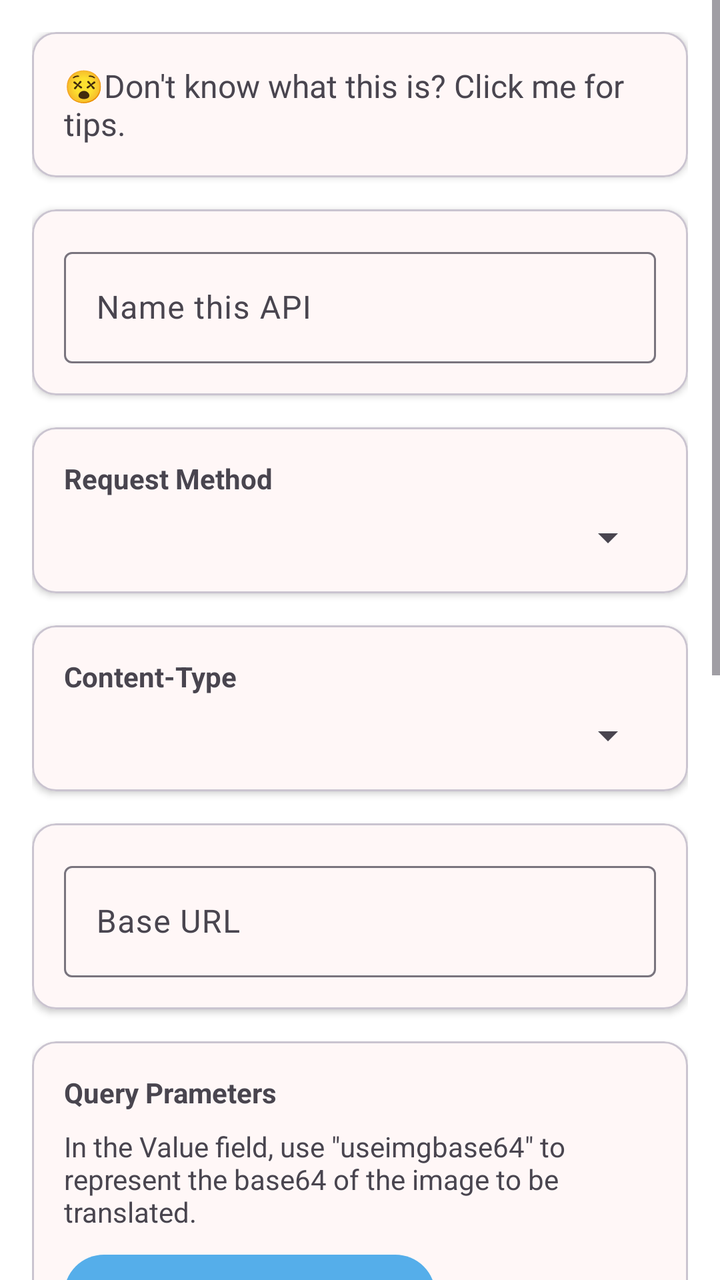
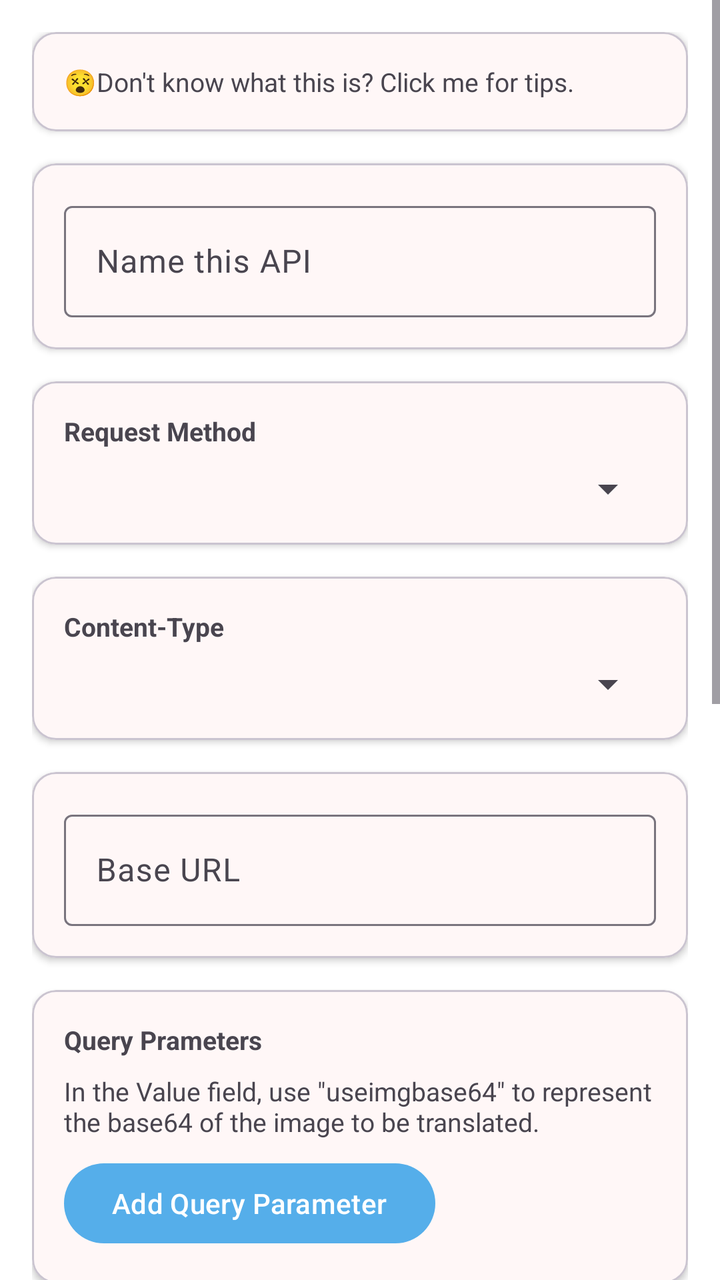

Compare the two renders of this Android layout. The source of the first and the diff that turns it into the second are given below.
<!-- AndroidManifest.xml: application theme Theme.MT -->
<!-- res/layout/fragment_custom_pic_api.xml -->
<?xml version="1.0" encoding="utf-8"?>
<ScrollView xmlns:android="http://schemas.android.com/apk/res/android"
    xmlns:app="http://schemas.android.com/apk/res-auto"
    android:layout_width="match_parent"
    android:layout_height="match_parent"
    android:fitsSystemWindows="true">

    <LinearLayout
        android:layout_width="match_parent"
        android:layout_height="wrap_content"
        android:orientation="vertical"
        android:padding="16dp">

        
        <com.google.android.material.card.MaterialCardView
            android:id="@+id/introduce"
            android:layout_width="match_parent"
            android:layout_height="wrap_content"
            android:layout_marginBottom="16dp"
            app:cardBackgroundColor="@color/card_background"
            app:cardElevation="2dp">

            <LinearLayout
                android:layout_width="match_parent"
                android:layout_height="wrap_content"
                android:orientation="vertical"
                android:padding="16dp">

                <TextView
                    android:layout_width="match_parent"
                    android:layout_height="wrap_content"
                    android:textSize="16sp"
                    android:text="@string/dont_know_custom">
                </TextView>

            </LinearLayout>

        </com.google.android.material.card.MaterialCardView>

        
        <com.google.android.material.card.MaterialCardView
            android:layout_width="match_parent"
            android:layout_height="wrap_content"
            android:layout_marginBottom="16dp"
            app:cardBackgroundColor="@color/card_background"
            app:cardElevation="2dp">

            <LinearLayout
                android:layout_width="match_parent"
                android:layout_height="wrap_content"
                android:orientation="vertical"
                android:padding="16dp">

                <com.google.android.material.textfield.TextInputLayout
                    android:layout_width="match_parent"
                    android:layout_height="wrap_content">

                    <com.google.android.material.textfield.TextInputEditText
                        android:id="@+id/editApiName"
                        android:layout_width="match_parent"
                        android:layout_height="wrap_content"
                        android:hint="@string/custom_api_name_hint" />
                </com.google.android.material.textfield.TextInputLayout>
            </LinearLayout>
        </com.google.android.material.card.MaterialCardView>

        
        <com.google.android.material.card.MaterialCardView
            android:layout_width="match_parent"
            android:layout_height="wrap_content"
            android:layout_marginBottom="16dp"
            app:cardBackgroundColor="@color/card_background"
            app:cardElevation="2dp">

            <LinearLayout
                android:layout_width="match_parent"
                android:layout_height="wrap_content"
                android:orientation="vertical"
                android:padding="16dp">

                <TextView
                    android:layout_width="wrap_content"
                    android:layout_height="wrap_content"
                    android:text="@string/request_method"
                    android:textStyle="bold" />

                <Spinner
                    android:id="@+id/spinnerMethod"
                    android:layout_width="match_parent"
                    android:layout_height="wrap_content"
                    android:layout_marginTop="8dp" />
            </LinearLayout>
        </com.google.android.material.card.MaterialCardView>

        
        <com.google.android.material.card.MaterialCardView
            android:id="@+id/layoutContentType"
            android:layout_width="match_parent"
            android:layout_height="wrap_content"
            android:layout_marginBottom="16dp"
            app:cardBackgroundColor="@color/card_background"
            app:cardElevation="2dp">

            <LinearLayout
                android:layout_width="match_parent"
                android:layout_height="wrap_content"
                android:orientation="vertical"
                android:padding="16dp">

                <TextView
                    android:layout_width="wrap_content"
                    android:layout_height="wrap_content"
                    android:text="Content-Type"
                    android:textStyle="bold" />

                <Spinner
                    android:id="@+id/spinnerContentType"
                    android:layout_width="match_parent"
                    android:layout_height="wrap_content"
                    android:layout_marginTop="8dp" />
            </LinearLayout>
        </com.google.android.material.card.MaterialCardView>

        
        <com.google.android.material.card.MaterialCardView
            android:layout_width="match_parent"
            android:layout_height="wrap_content"
            android:layout_marginBottom="16dp"
            app:cardBackgroundColor="@color/card_background"
            app:cardElevation="2dp">

            <LinearLayout
                android:layout_width="match_parent"
                android:layout_height="wrap_content"
                android:orientation="vertical"
                android:padding="16dp">

                <com.google.android.material.textfield.TextInputLayout
                    android:layout_width="match_parent"
                    android:layout_height="wrap_content"
                    android:hint="@string/base_url">

                    <com.google.android.material.textfield.TextInputEditText
                        android:id="@+id/editBaseUrl"
                        android:layout_width="match_parent"
                        android:layout_height="wrap_content" />
                </com.google.android.material.textfield.TextInputLayout>
            </LinearLayout>
        </com.google.android.material.card.MaterialCardView>

        
        <com.google.android.material.card.MaterialCardView
            android:id="@+id/layoutGetParams"
            android:layout_width="match_parent"
            android:layout_height="wrap_content"
            android:layout_marginBottom="16dp"
            app:cardBackgroundColor="@color/card_background"
            app:cardElevation="2dp">

            <LinearLayout
                android:layout_width="match_parent"
                android:layout_height="wrap_content"
                android:orientation="vertical"
                android:padding="16dp">

                <TextView
                    android:layout_width="wrap_content"
                    android:layout_height="wrap_content"
                    android:text="@string/query_parameters"
                    android:textStyle="bold" />

                <LinearLayout
                    android:id="@+id/containerGetParams"
                    android:layout_width="match_parent"
                    android:layout_height="wrap_content"
                    android:orientation="vertical" />

                <TextView
                    android:layout_width="wrap_content"
                    android:layout_height="wrap_content"
                    android:layout_marginTop="8dp"
                    android:text="@string/use_img_base64"
                    android:textColor="?android:textColorSecondary" />

                <com.google.android.material.button.MaterialButton
                    android:id="@+id/btnAddGetParam"
                    android:layout_width="wrap_content"
                    android:layout_height="wrap_content"
                    android:layout_marginTop="8dp"
                    android:text="@string/add_query_parameter" />
            </LinearLayout>
        </com.google.android.material.card.MaterialCardView>

        
        <com.google.android.material.card.MaterialCardView
            android:layout_width="match_parent"
            android:layout_height="wrap_content"
            android:layout_marginBottom="16dp"
            app:cardBackgroundColor="@color/card_background"
            app:cardElevation="2dp">

            <LinearLayout
                android:layout_width="match_parent"
                android:layout_height="wrap_content"
                android:orientation="vertical"
                android:padding="16dp">

                <TextView
                    android:layout_width="wrap_content"
                    android:layout_height="wrap_content"
                    android:text="@string/headers"
                    android:textStyle="bold" />

                <LinearLayout
                    android:id="@+id/containerHeaders"
                    android:layout_width="match_parent"
                    android:layout_height="wrap_content"
                    android:orientation="vertical" />

                <com.google.android.material.button.MaterialButton
                    android:id="@+id/btnAddHeader"
                    android:layout_width="wrap_content"
                    android:layout_height="wrap_content"
                    android:layout_marginTop="8dp"
                    android:text="@string/add_header" />
            </LinearLayout>
        </com.google.android.material.card.MaterialCardView>

        
        <com.google.android.material.card.MaterialCardView
            android:id="@+id/layoutPostBody"
            android:layout_width="match_parent"
            android:layout_height="wrap_content"
            android:layout_marginBottom="16dp"
            app:cardBackgroundColor="@color/card_background"
            app:cardElevation="2dp">

            <LinearLayout
                android:layout_width="match_parent"
                android:layout_height="wrap_content"
                android:orientation="vertical"
                android:padding="16dp">

                <TextView
                    android:layout_width="wrap_content"
                    android:layout_height="wrap_content"
                    android:text="@string/request_body"
                    android:textStyle="bold" />

                <LinearLayout
                    android:id="@+id/containerBody"
                    android:layout_width="match_parent"
                    android:layout_height="wrap_content"
                    android:orientation="vertical" />

                <TextView
                    android:id="@+id/txtBodyHint"
                    android:layout_width="wrap_content"
                    android:layout_height="wrap_content"
                    android:layout_marginTop="8dp"
                    android:textColor="?android:textColorSecondary" />

                <com.google.android.material.button.MaterialButton
                    android:id="@+id/btnAddBodyField"
                    android:layout_width="wrap_content"
                    android:layout_height="wrap_content"
                    android:layout_marginTop="8dp"
                    android:text="@string/add_body_field" />
            </LinearLayout>
        </com.google.android.material.card.MaterialCardView>

        
        <com.google.android.material.card.MaterialCardView
            android:layout_width="match_parent"
            android:layout_height="wrap_content"
            android:layout_marginBottom="16dp"
            app:cardBackgroundColor="@color/card_background"
            app:cardElevation="2dp">

            <LinearLayout
                android:layout_width="match_parent"
                android:layout_height="wrap_content"
                android:orientation="vertical"
                android:padding="16dp">

                <com.google.android.material.textfield.TextInputLayout
                    android:layout_width="match_parent"
                    android:layout_height="wrap_content"
                    android:hint="@string/json_response_path">

                    <com.google.android.material.textfield.TextInputEditText
                        android:id="@+id/editJsonPath"
                        android:layout_width="match_parent"
                        android:layout_height="wrap_content" />
                </com.google.android.material.textfield.TextInputLayout>
            </LinearLayout>
        </com.google.android.material.card.MaterialCardView>

        
        <com.google.android.material.button.MaterialButton
            android:id="@+id/btnSave"
            android:layout_width="match_parent"
            android:layout_height="wrap_content"
            android:layout_marginTop="8dp"
            android:text="@string/save_configuration" />

        
        <com.google.android.material.button.MaterialButton
            android:id="@+id/btnDelete"
            android:layout_width="match_parent"
            android:layout_height="wrap_content"
            android:layout_marginTop="8dp"
            android:text="@string/custom_api_delete"
            style="?attr/materialButtonOutlinedStyle" />

    </LinearLayout>
</ScrollView>
<!-- resources referenced by this layout -->
<resources>
  <color name="card_background">#FFF7F7</color>
  <string name="add_body_field">Add Body Field</string>
  <string name="add_header">Add Header</string>
  <string name="add_query_parameter">Add Query Parameter</string>
  <string name="base_url">Base URL</string>
  <string name="custom_api_delete">Delete This API</string>
  <string name="custom_api_name_hint">Name this API</string>
  <string name="dont_know_custom">😵Don\'t know what this is? Click me for tips.</string>
  <string name="headers">Headers</string>
  <string name="json_response_path">JSON Response Path</string>
  <string name="query_parameters">Query Prameters</string>
  <string name="request_body">Request Body</string>
  <string name="request_method">Request Method</string>
  <string name="save_configuration">Save Configuration</string>
  <string name="use_img_base64">In the Value field, use \"useimgbase64\" to represent the base64 of the image to be translated.</string>
  <style name="Theme.MT" parent="Base.Theme.MT">
          
          <item name="android:navigationBarColor">@android:color/transparent</item>
          <item name="android:statusBarColor">@android:color/transparent</item>
          <item name="android:windowLightStatusBar">?attr/isLightTheme</item>
      </style>
  <style name="Base.Theme.MT" parent="Theme.Material3.DayNight.NoActionBar">
          <item name="colorPrimary">@color/primary</item>
          <item name="preferenceTheme">@style/AppPreferenceTheme</item>
          <item name="android:windowBackground">@color/surface</item>
          <item name="android:navigationBarColor">
              @android:color/transparent
          </item>
          <item name="android:enforceNavigationBarContrast">false</item>
          <item name="android:enforceStatusBarContrast">false</item>
      </style>
  <color name="primary">#55AEEA</color>
  <style name="AppPreferenceTheme" parent="@style/PreferenceThemeOverlay">
          <item name="android:preferenceStyle">@style/AppPrefStyle</item>
      </style>
  <color name="surface">#FFFFFF</color>
  <style name="AppPrefStyle">
          <item name="android:layout">@layout/preference_item_fit</item>
      </style>
</resources>

<!-- the commit's change to res/layout/fragment_custom_pic_api.xml (unified diff, before → after) -->
@@ -29,7 +29,7 @@
                 <TextView
                     android:layout_width="match_parent"
                     android:layout_height="wrap_content"
-                    android:textSize="16sp"
+                    android:textSize="13sp"
                     android:text="@string/dont_know_custom">
                 </TextView>
 
@@ -78,7 +78,7 @@
                 android:orientation="vertical"
                 android:padding="16dp">
 
-                <TextView
+                <TextView android:textSize="13sp" 
                     android:layout_width="wrap_content"
                     android:layout_height="wrap_content"
                     android:text="@string/request_method"
@@ -107,7 +107,7 @@
                 android:orientation="vertical"
                 android:padding="16dp">
 
-                <TextView
+                <TextView android:textSize="13sp" 
                     android:layout_width="wrap_content"
                     android:layout_height="wrap_content"
                     android:text="Content-Type"
@@ -163,7 +163,7 @@
                 android:orientation="vertical"
                 android:padding="16dp">
 
-                <TextView
+                <TextView android:textSize="13sp" 
                     android:layout_width="wrap_content"
                     android:layout_height="wrap_content"
                     android:text="@string/query_parameters"
@@ -175,7 +175,7 @@
                     android:layout_height="wrap_content"
                     android:orientation="vertical" />
 
-                <TextView
+                <TextView android:textSize="13sp" 
                     android:layout_width="wrap_content"
                     android:layout_height="wrap_content"
                     android:layout_marginTop="8dp"
@@ -205,7 +205,7 @@
                 android:orientation="vertical"
                 android:padding="16dp">
 
-                <TextView
+                <TextView android:textSize="13sp" 
                     android:layout_width="wrap_content"
                     android:layout_height="wrap_content"
                     android:text="@string/headers"
@@ -241,7 +241,7 @@
                 android:orientation="vertical"
                 android:padding="16dp">
 
-                <TextView
+                <TextView android:textSize="13sp" 
                     android:layout_width="wrap_content"
                     android:layout_height="wrap_content"
                     android:text="@string/request_body"
@@ -253,7 +253,7 @@
                     android:layout_height="wrap_content"
                     android:orientation="vertical" />
 
-                <TextView
+                <TextView android:textSize="13sp" 
                     android:id="@+id/txtBodyHint"
                     android:layout_width="wrap_content"
                     android:layout_height="wrap_content"
